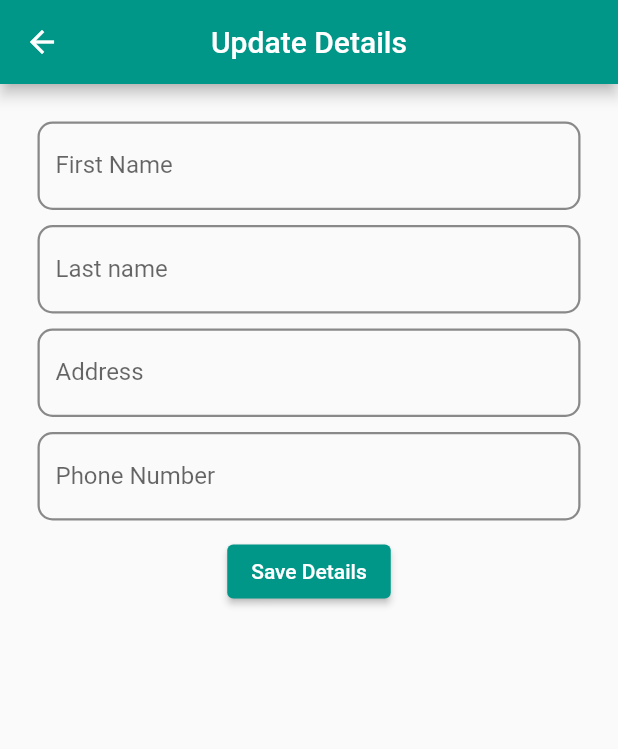
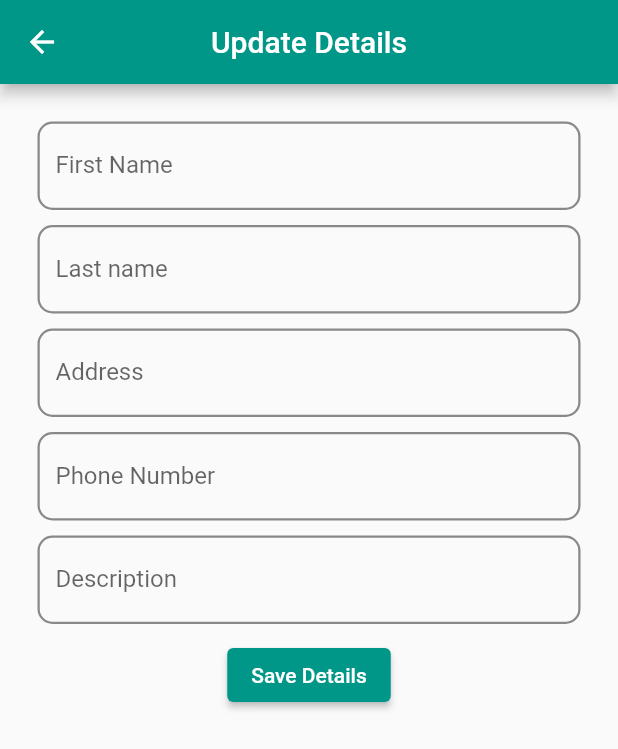
Before and after one commit to CharlesMuchogo/daktari, a Flutter app: the screen it shows once a user with an empty profile is signed in, item 4 of the bottom bar chosen, after a tap on "Update your details", on a phone screen of 412 x 824 dp. Shown: the top 749 px of the screen. Run offline on Flutter 3.47's test engine with Material 2 defaults, Android fonts, the phone set to English and light mode, and no system bars; our stand-ins replace cloud_firestore, firebase_auth, firebase_core, firebase_storage, image_cropper, image_picker; missing offline and left inert: internationalization; accounts and stored records are empty; network calls fail.

Commit message:
Description

```diff
--- a/lib/GlobalComponents/restapi.dart
+++ b/lib/GlobalComponents/restapi.dart
@@ -21,6 +21,7 @@ class RestApi {
         "Current Hospital": curentHospital,
         "Email": email,
         "Phone Number": phoneNumber,
+        "Description": "",
         "Profile Photo":
             "https://firebasestorage.googleapis.com/v0/b/matibabu-1254d.appspot.com/o/images%2Femptyprofile.png?alt=media&token=288629bd-5959-4bf0-8c92-8b2709c4fbb4",
       },
--- a/lib/pages/profile.dart
+++ b/lib/pages/profile.dart
@@ -237,12 +237,12 @@ class _profileState extends State<profile> {
                           context,
                           MaterialPageRoute(
                             builder: (context) => UpdateDetails(
-                              FirebaseAuth.instance.currentUser!.uid,
-                              snapshot.data?.get("First Name"),
-                              snapshot.data?.get("Last Name"),
-                              snapshot.data?.get("Phone Number"),
-                              snapshot.data?.get("Current Hospital"),
-                            ),
+                                FirebaseAuth.instance.currentUser!.uid,
+                                snapshot.data?.get("First Name"),
+                                snapshot.data?.get("Last Name"),
+                                snapshot.data?.get("Phone Number"),
+                                snapshot.data?.get("Current Hospital"),
+                                snapshot.data?.get("Description")),
                           ),
                         ); // navigate t
                       },
@@ -259,6 +259,8 @@ class _profileState extends State<profile> {
                     snapshot.data?.get("Phone Number"),
                     Icons.phone,
                   ),
+                  UserInfo("Description", snapshot.data?.get("Description"),
+                      Icons.description_outlined),
 
                   Divider(
                     color: Colors.black,
--- a/lib/pages/updatedetails.dart
+++ b/lib/pages/updatedetails.dart
@@ -1,4 +1,4 @@
-// ignore_for_file: prefer_const_constructors
+// ignore_for_file: prefer_const_constructors, prefer_const_constructors_in_immutables, use_key_in_widget_constructors
 
 import 'package:cloud_firestore/cloud_firestore.dart';
 
@@ -10,8 +10,9 @@ class UpdateDetails extends StatefulWidget {
   final String lastName;
   final String phoneNumber;
   final String currentHospital;
+  final String description;
   UpdateDetails(this.userId, this.firstName, this.lastName, this.phoneNumber,
-      this.currentHospital);
+      this.currentHospital, this.description);
 
   @override
   State<UpdateDetails> createState() => _UpdateDetailsState();
@@ -24,6 +25,7 @@ class _UpdateDetailsState extends State<UpdateDetails> {
     TextEditingController lastnamecontroler = TextEditingController();
     TextEditingController addresscontroler = TextEditingController();
     TextEditingController phonenumbercontroler = TextEditingController();
+    TextEditingController descriptioncontroler = TextEditingController();
 
     firstnamecontroler.text = widget.firstName;
     lastnamecontroler.text = widget.lastName;
@@ -47,7 +49,8 @@ class _UpdateDetailsState extends State<UpdateDetails> {
             "First Name": firstnamecontroler.text,
             "Last Name": lastnamecontroler.text,
             "Current Hospital": addresscontroler.text,
-            "Phone Number": phonenumbercontroler.text
+            "Phone Number": phonenumbercontroler.text,
+            "Description": descriptioncontroler.text
           },
         );
 
@@ -92,6 +95,10 @@ class _UpdateDetailsState extends State<UpdateDetails> {
             SizedBox(
               height: 10,
             ),
+            textfields(descriptioncontroler, "Description"),
+            SizedBox(
+              height: 10,
+            ),
             ElevatedButton(
                 onPressed: updateDetails, child: Text("Save Details"))
           ],
```
